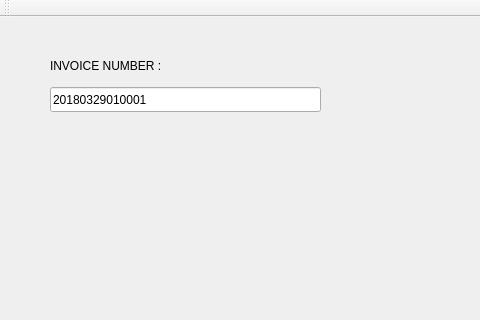
Above: LimeReportDemo/mainwindow.ui from echo95200/QtWorkSpace before the change; both pictures show x 0 to 480 and y 0 to 320 of the 673 by 431 pixel window. Below: the same form after it.
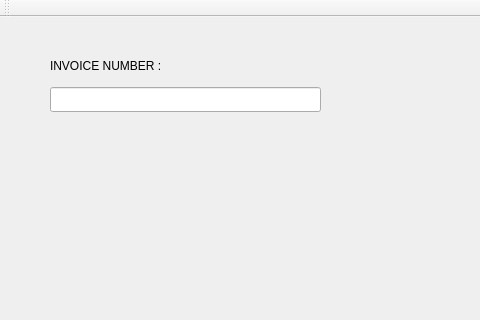
That is the form after the change.

Diff of the .ui file:
```diff
--- a/LimeReportDemo/mainwindow.ui
+++ b/LimeReportDemo/mainwindow.ui
@@ -63,7 +63,7 @@
      </rect>
     </property>
     <property name="text">
-     <string>20180329010001</string>
+     <string/>
     </property>
    </widget>
   </widget>
```
